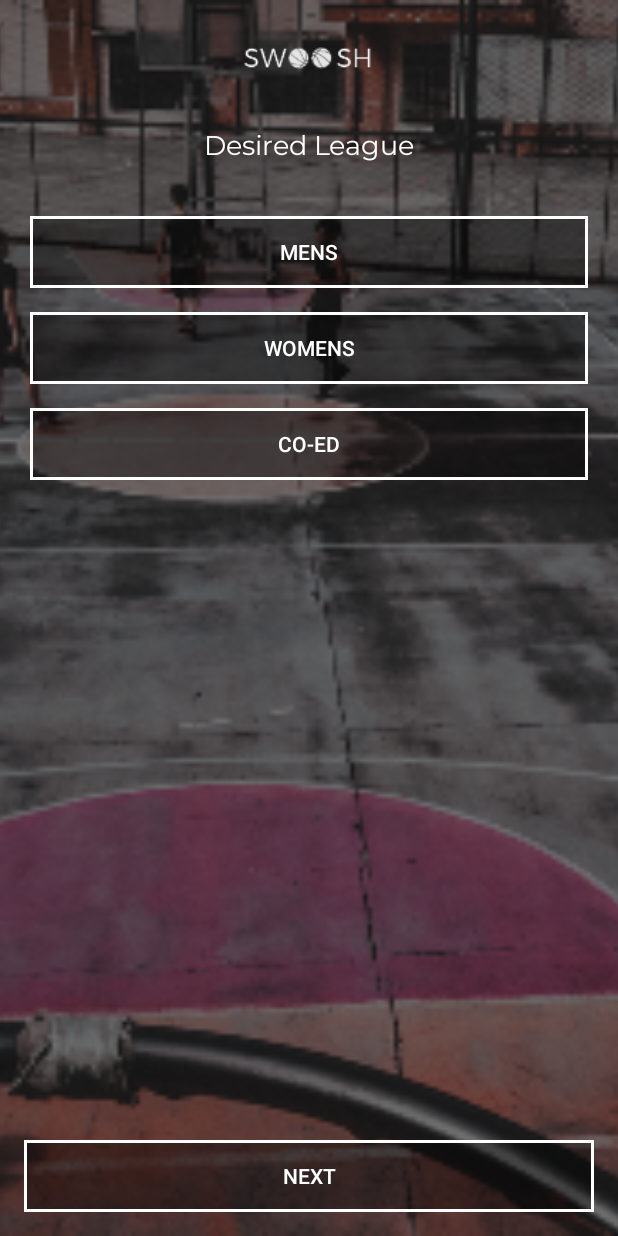
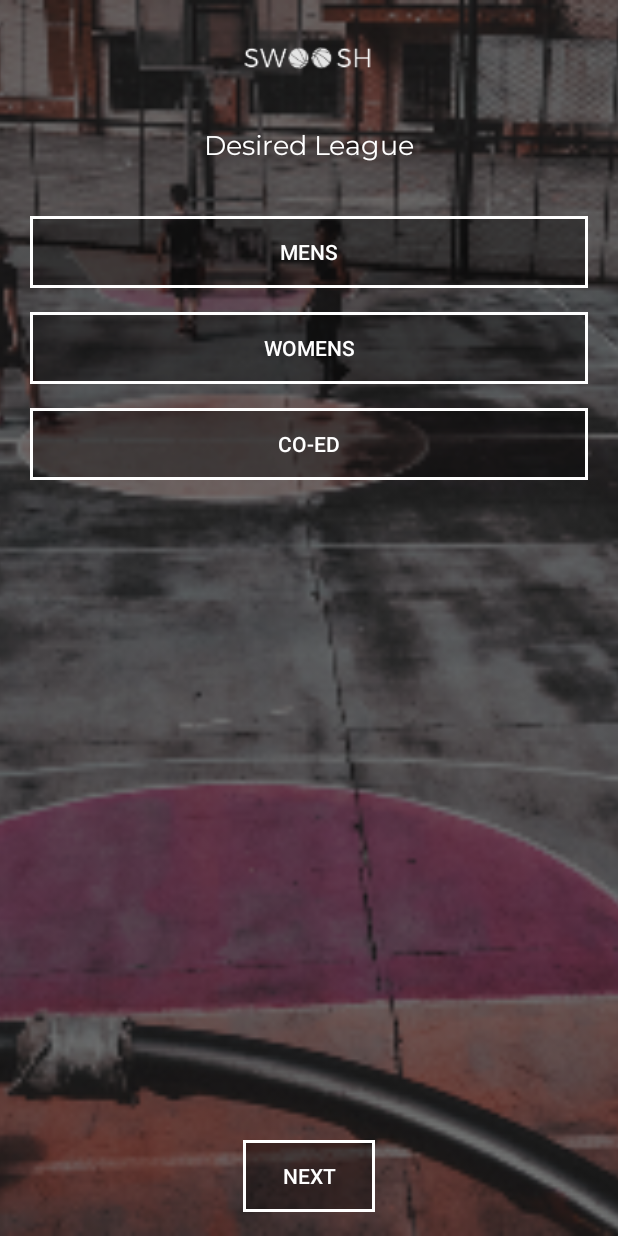
Before and after one commit to r52698/Swoosh, an Android app: the LeagueActivity screen opened directly, with no data from a screen before it, on a phone screen of 412 x 824 dp. Run offline under Robolectric (Android 15) with nearby library versions, the phone set to English and light mode, and no system bars.

Commit message:
lesson 3

```diff
--- a/app/src/main/res/layout/activity_league.xml
+++ b/app/src/main/res/layout/activity_league.xml
@@ -13,7 +13,8 @@
             android:id="@+id/imageView3" app:layout_constraintEnd_toEndOf="parent"
             app:layout_constraintStart_toStartOf="parent"
             app:layout_constraintBottom_toBottomOf="parent"
-            app:layout_constraintTop_toTopOf="parent" android:scaleType="centerCrop"/>
+            app:layout_constraintTop_toTopOf="parent" android:scaleType="centerCrop"
+            android:contentDescription="@string/desired_league_background_image"/>
 
     <ImageView
             android:layout_width="88dp"
@@ -21,9 +22,9 @@
             android:id="@+id/imageView2" android:layout_marginTop="24dp"
             app:layout_constraintTop_toTopOf="parent" android:scaleType="fitCenter" android:layout_marginEnd="8dp"
             app:layout_constraintEnd_toEndOf="parent" android:layout_marginStart="8dp"
-            app:layout_constraintStart_toStartOf="parent"/>
+            app:layout_constraintStart_toStartOf="parent" android:contentDescription="@string/app_logo"/>
     <TextView
-            android:text="Desired League"
+            android:text="@string/desired_league"
             android:layout_width="wrap_content"
             android:layout_height="wrap_content"
             android:id="@+id/textView4" android:textColor="@android:color/white"
@@ -40,27 +41,27 @@
             android:layout_marginStart="16dp" android:layout_marginTop="32dp"
             app:layout_constraintTop_toBottomOf="@+id/textView4">
         <ToggleButton
-                android:text="Mens"
+                android:text="@string/mens"
                 android:layout_width="match_parent"
-                android:layout_height="wrap_content" android:id="@+id/toggleButton" android:textOff="Mens"
-                android:textOn="Mens" android:background="@drawable/swoosh_toggle"
+                android:layout_height="wrap_content" android:id="@+id/toggleButton" android:textOff="@string/mens"
+                android:textOn="@string/mens" android:background="@drawable/swoosh_toggle"
                 android:textColor="@android:color/white"/>
         <ToggleButton
-                android:text="Womens"
+                android:text="@string/womens"
                 android:layout_width="match_parent"
                 android:layout_height="wrap_content" android:id="@+id/toggleButton2" android:layout_marginTop="16dp"
-                android:layout_marginBottom="16dp" android:textOff="Womens" android:textOn="Womens"
+                android:layout_marginBottom="16dp" android:textOff="@string/womens" android:textOn="@string/womens"
                 android:background="@drawable/swoosh_toggle" android:textColor="@android:color/white"/>
         <ToggleButton
-                android:text=" Co-ed"
+                android:text="@string/co_ed"
                 android:layout_width="match_parent"
-                android:layout_height="wrap_content" android:id="@+id/toggleButton3" android:textOff="Co-ed"
-                android:textOn="Co-ed" android:background="@drawable/swoosh_toggle"
+                android:layout_height="wrap_content" android:id="@+id/toggleButton3" android:textOff="@string/co_ed"
+                android:textOn="@string/co_ed" android:background="@drawable/swoosh_toggle"
                 android:textColor="@android:color/white"/>
     </LinearLayout>
     <Button
-            android:text="NEXT"
-            android:layout_width="0dp"
+            android:text="@string/next"
+            android:layout_width="wrap_content"
             android:layout_height="wrap_content"
             android:id="@+id/button2" app:layout_constraintEnd_toEndOf="parent" android:layout_marginEnd="16dp"
             app:layout_constraintStart_toStartOf="parent" android:layout_marginStart="16dp"
--- a/app/src/main/res/values/strings.xml
+++ b/app/src/main/res/values/strings.xml
@@ -1,3 +1,23 @@
 <resources>
     <string name="app_name">Swoosh</string>
+    <string name="background_image">background image</string>
+    <string name="go_all_in">GO ALL IN</string>
+    <string name="on_going_all_out">ON GOING ALL OUT</string>
+    <string name="find_a_team_in_your_city_and_dominate_the_league">Find a team in your city and dominate the league
+    </string>
+    <string name="get_started">GET STARTED</string>
+    <string name="welcome_screen_background_image">welcome screen background image</string>
+    <string name="desired_league_background_image">desired league background image</string>
+    <string name="app_logo">app logo</string>
+    <string name="desired_league">Desired League</string>
+    <string name="mens">Mens</string>
+    <string name="mens">Mens</string>
+    <string name="mens">Mens</string>
+    <string name="womens">Womens</string>
+    <string name="womens">Womens</string>
+    <string name="womens">Womens</string>
+    <string name="co_ed">Co-ed</string>
+    <string name="co_ed">Co-ed</string>
+    <string name="co_ed">Co-ed</string>
+    <string name="next">NEXT</string>
 </resources>
```
Also changed, not shown: app/src/main/java/com/example/org/swoosh/WelcomeActivity.kt (+7 -0 lines), app/src/main/res/layout/activity_welcome.xml (+12 -10 lines).
